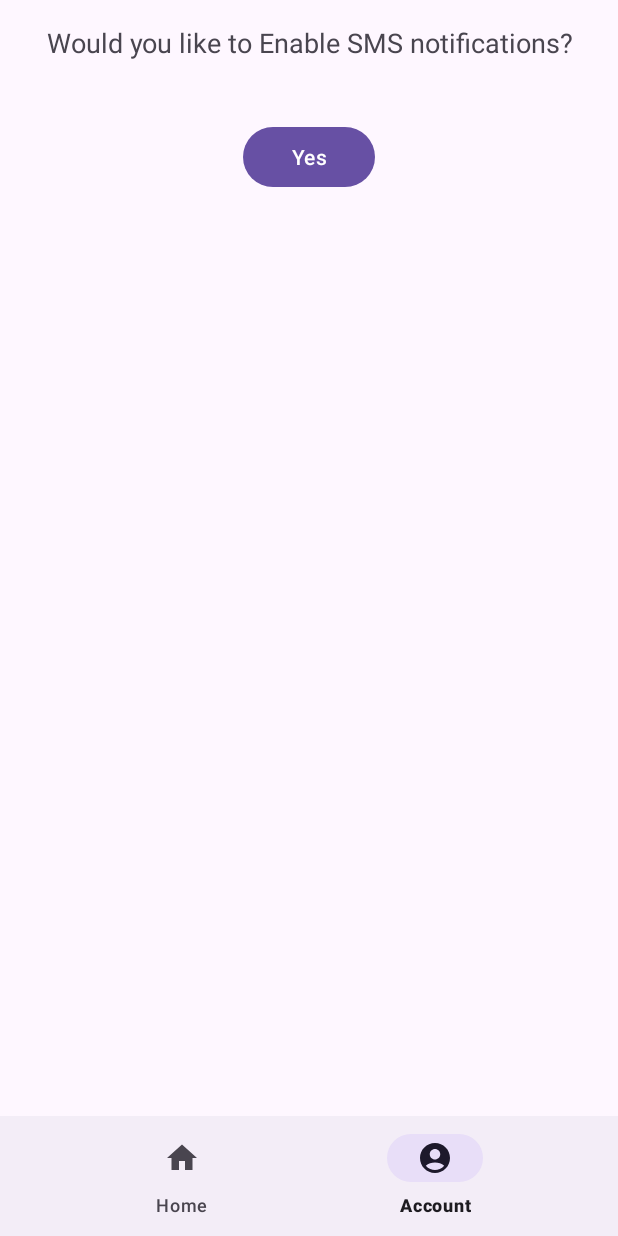
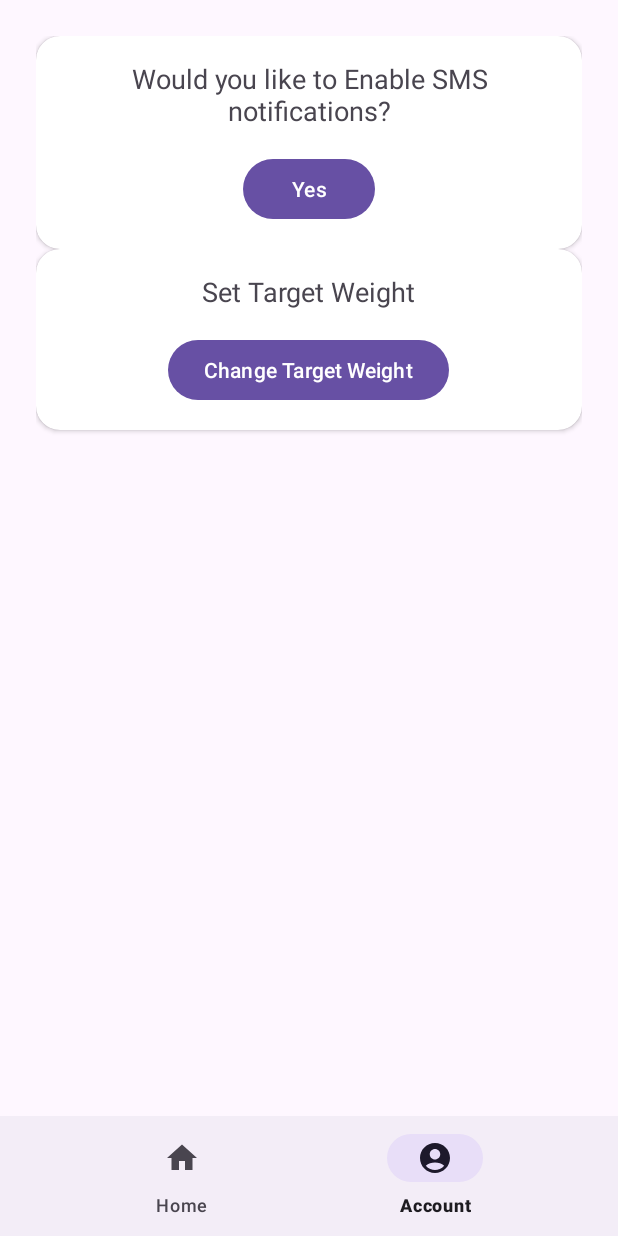
Before and after one commit to Cometslegacy/Weight_Tracker_CS360, an Android app: the HomeFragment screen opened directly, with no data from a screen before it, item 2 of the bottom bar chosen, on a phone screen of 412 x 824 dp. Run offline under Robolectric (Android 15) with nearby library versions, the phone set to English and light mode, and no system bars; our stand-ins replace Room's generated code.

Commit message:
Target Weight updates

```diff
--- a/app/src/main/java/com/zybooks/davidgerardiweighttracker/AppDatabase.java
+++ b/app/src/main/java/com/zybooks/davidgerardiweighttracker/AppDatabase.java
@@ -24,4 +24,5 @@ public abstract class AppDatabase extends RoomDatabase {
         }
         return INSTANCE;
     }
+
 }
--- a/app/src/main/java/com/zybooks/davidgerardiweighttracker/HomeFragment.java
+++ b/app/src/main/java/com/zybooks/davidgerardiweighttracker/HomeFragment.java
@@ -15,10 +15,12 @@ import android.view.View;
 import android.view.ViewGroup;
 import android.widget.Button;
 import android.widget.EditText;
+import android.widget.TextView;
 import android.widget.Toast;
 
 import com.google.android.material.bottomnavigation.BottomNavigationView;
 
+import java.lang.annotation.Target;
 import java.time.LocalDate;
 import java.util.List;
 
@@ -79,8 +81,18 @@ public class HomeFragment extends Fragment {
 
         db = AppDatabase.getInstance(requireContext());
 
+        AddWeightButton(view);
+        recyclerUpdate(view);
+        updateCurrentWeight(view);
+        updateTargetWeight(view);
 
-        // Add Weight
+        // Inflate the layout for this fragment
+        return view;
+    }
+
+    //Functions--------------------------------------------------------------------------------------
+
+    private void AddWeightButton(View view) {
         Button addButton = view.findViewById(R.id.addButton);
         addButton.setOnClickListener(v -> {
             AlertDialog.Builder builder = new AlertDialog.Builder(requireContext());
@@ -100,18 +112,15 @@ public class HomeFragment extends Fragment {
                     entry.date = today;
                     entry.weight = weight;
 
-                    //inserts data to database in a new thread
+                    // Insert in background thread
                     new Thread(() -> {
                         AppDatabase db = AppDatabase.getInstance(requireContext());
-
                         db.weightDao().insertWeight(entry);
 
                         requireActivity().runOnUiThread(() -> {
                             refreshRecycler();
                         });
                     }).start();
-
-
 
                     Toast.makeText(requireContext(), "Weight saved!", Toast.LENGTH_SHORT).show();
                 } else {
@@ -123,15 +132,10 @@ public class HomeFragment extends Fragment {
 
             builder.show();
         });
+    }
 
 
-        recyclerUpdate(view);
-
-        // Inflate the layout for this fragment
-        return view;
-    }
-
-    public void recyclerUpdate(View view) {
+    private void recyclerUpdate(View view) {
         RecyclerView recyclerView = view.findViewById(R.id.dataRecyclerView);
         recyclerView.setLayoutManager(new LinearLayoutManager(requireContext()));
 
@@ -146,12 +150,45 @@ public class HomeFragment extends Fragment {
         });
 
         recyclerView.setAdapter(adapter);
+        updateCurrentWeight(view);
     }
 
 
-    public void refreshRecycler() {
+    private void refreshRecycler() {
         List<WeightEntry> updatedList = db.weightDao().getAllWeights();
         adapter.setWeightList(updatedList);
+        updateCurrentWeight(getView());
     }
 
+    private void updateCurrentWeight(View view){
+        TextView currentWeightTextView = view.findViewById(R.id.currentWeightText);
+
+        WeightEntry latestEntry = db.weightDao().getLastEntry();
+
+        if (latestEntry != null){
+            String currentWeight = "Current Weight:\n" + latestEntry.weight;
+            currentWeightTextView.setText(currentWeight);
+        }
+        else {
+            currentWeightTextView.setText("Current Weight: \n XXX");
+        }
+
+
+    }
+
+    private void updateTargetWeight(View view) {
+        TextView targetWeightTextview = view.findViewById(R.id.targetWeightText);
+
+        TargetWeight target = db.targetDao().getTarget();
+
+        if (target != null) {
+            String targetWeight = "Target Weight:\n" + target.target;
+            targetWeightTextview.setText(targetWeight);
+        }
+        else {
+            targetWeightTextview.setText("Please set target weight in account settings.");
+        }
+    }
+
+
 }
--- a/app/src/main/java/com/zybooks/davidgerardiweighttracker/WeightDao.java
+++ b/app/src/main/java/com/zybooks/davidgerardiweighttracker/WeightDao.java
@@ -19,6 +19,9 @@ public interface WeightDao {
     @Query("SELECT * FROM weight_entries WHERE date = :date LIMIT 1")
     WeightEntry getWeightByDate(String date);
 
+    @Query("SELECT * FROM weight_entries ORDER BY id DESC LIMIT 1")
+    WeightEntry getLastEntry();
+
     @Update
     void updateWeight(WeightEntry entry);
 
--- a/app/src/main/res/layout/fragment_account.xml
+++ b/app/src/main/res/layout/fragment_account.xml
@@ -5,28 +5,78 @@
     xmlns:tools="http://schemas.android.com/tools"
     android:layout_width="match_parent"
     android:layout_height="match_parent"
+    android:padding="24dp"
     tools:context=".AccountFragment">
 
-    <TextView
-        android:id="@+id/textView"
+    <androidx.cardview.widget.CardView
+        android:id="@+id/card_sms"
         android:layout_width="0dp"
         android:layout_height="wrap_content"
-        android:text="@string/enable_sms"
-        android:textSize="18sp"
-        android:gravity="center"
+        android:elevation="4dp"
+        android:layout_marginBottom="24dp"
+        app:cardCornerRadius="16dp"
         app:layout_constraintTop_toTopOf="parent"
         app:layout_constraintStart_toStartOf="parent"
-        app:layout_constraintEnd_toEndOf="parent"
-        android:padding="16dp"/>
+        app:layout_constraintEnd_toEndOf="parent">
 
-    <Button
-        android:id="@+id/sms_button"
-        android:layout_width="wrap_content"
+        <LinearLayout
+            android:layout_width="match_parent"
+            android:layout_height="wrap_content"
+            android:padding="16dp"
+            android:orientation="vertical"
+            android:gravity="center">
+
+            <TextView
+                android:id="@+id/textView"
+                android:layout_width="wrap_content"
+                android:layout_height="wrap_content"
+                android:text="@string/enable_sms"
+                android:textSize="18sp"
+                android:textAlignment="center"
+                android:gravity="center"/>
+
+            <Button
+                android:id="@+id/sms_button"
+                android:layout_width="wrap_content"
+                android:layout_height="wrap_content"
+                android:text="Yes"
+                android:layout_marginTop="16dp"/>
+        </LinearLayout>
+    </androidx.cardview.widget.CardView>
+
+    <androidx.cardview.widget.CardView
+        android:id="@+id/card_target"
+        android:layout_width="0dp"
         android:layout_height="wrap_content"
-        android:text="Yes"
-        app:layout_constraintTop_toBottomOf="@id/textView"
+        android:elevation="4dp"
+        app:cardCornerRadius="16dp"
+        app:layout_constraintTop_toBottomOf="@id/card_sms"
         app:layout_constraintStart_toStartOf="parent"
-        app:layout_constraintEnd_toEndOf="parent"
-        android:layout_marginTop="24dp"/>
+        app:layout_constraintEnd_toEndOf="parent">
+
+        <LinearLayout
+            android:layout_width="match_parent"
+            android:layout_height="wrap_content"
+            android:padding="16dp"
+            android:orientation="vertical"
+            android:gravity="center">
+
+            <TextView
+                android:id="@+id/textViewSetTarget"
+                android:layout_width="wrap_content"
+                android:layout_height="wrap_content"
+                android:text="Set Target Weight"
+                android:textSize="18sp"
+                android:textAlignment="center"
+                android:gravity="center"/>
+
+            <Button
+                android:id="@+id/setTargetButton"
+                android:layout_width="wrap_content"
+                android:layout_height="wrap_content"
+                android:text="Change Target Weight"
+                android:layout_marginTop="16dp"/>
+        </LinearLayout>
+    </androidx.cardview.widget.CardView>
 
 </androidx.constraintlayout.widget.ConstraintLayout>
```
Also changed, not shown: app/src/main/java/com/zybooks/davidgerardiweighttracker/AccountFragment.java (+33 -0 lines), app/src/main/java/com/zybooks/davidgerardiweighttracker/TargetWeight.java (+9 -0 lines), app/src/main/res/layout/fragment_home.xml (+4 -3 lines), app/src/main/res/layout/item_weight.xml (+28 -7 lines).
